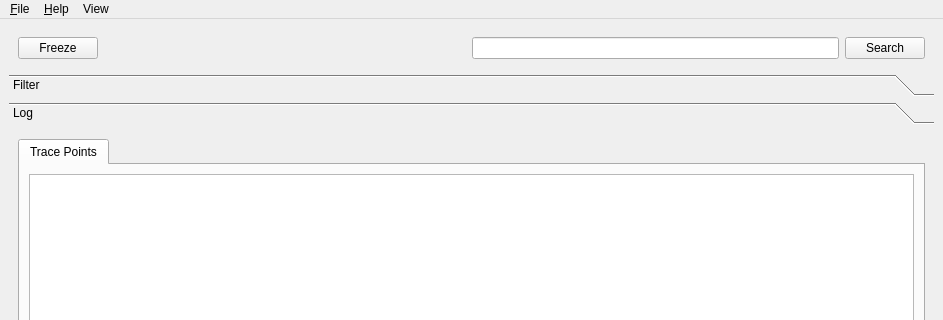
Old version of the form gui/mainwindow.ui in the repository froglogic/tracetool; both pictures show x 0 to 943 and y 0 to 320 of the 943 by 638 pixel window.
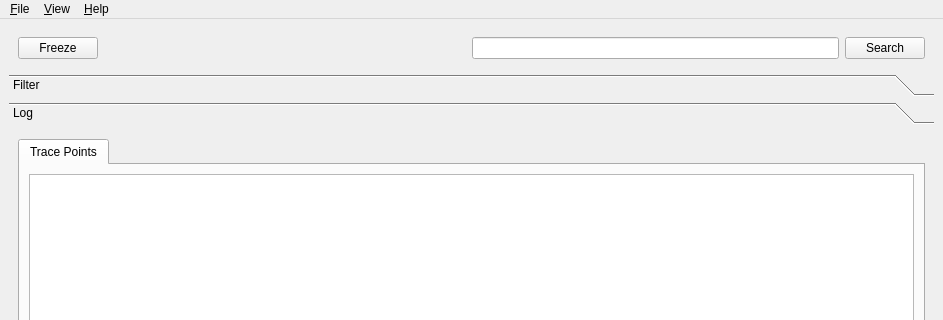
New version of the form. Icons and pictures are not drawn.

The edit to the form file:
```diff
--- a/gui/mainwindow.ui
+++ b/gui/mainwindow.ui
@@ -151,13 +151,13 @@
    </widget>
    <widget class="QMenu" name="menuView">
     <property name="title">
-     <string>View</string>
+     <string>&amp;View</string>
     </property>
     <addaction name="actionColumns"/>
    </widget>
    <addaction name="menu_File"/>
-   <addaction name="menu_Help"/>
    <addaction name="menuView"/>
+   <addaction name="menu_Help"/>
   </widget>
   <widget class="QStatusBar" name="statusbar"/>
   <action name="actionQuit">
```
